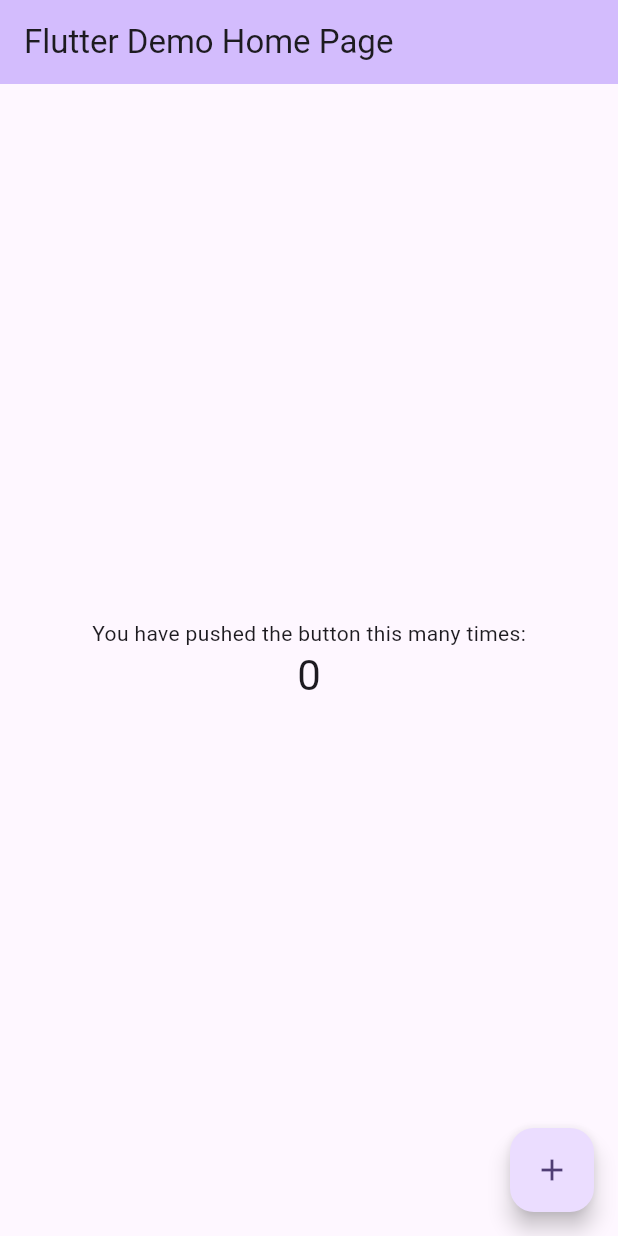
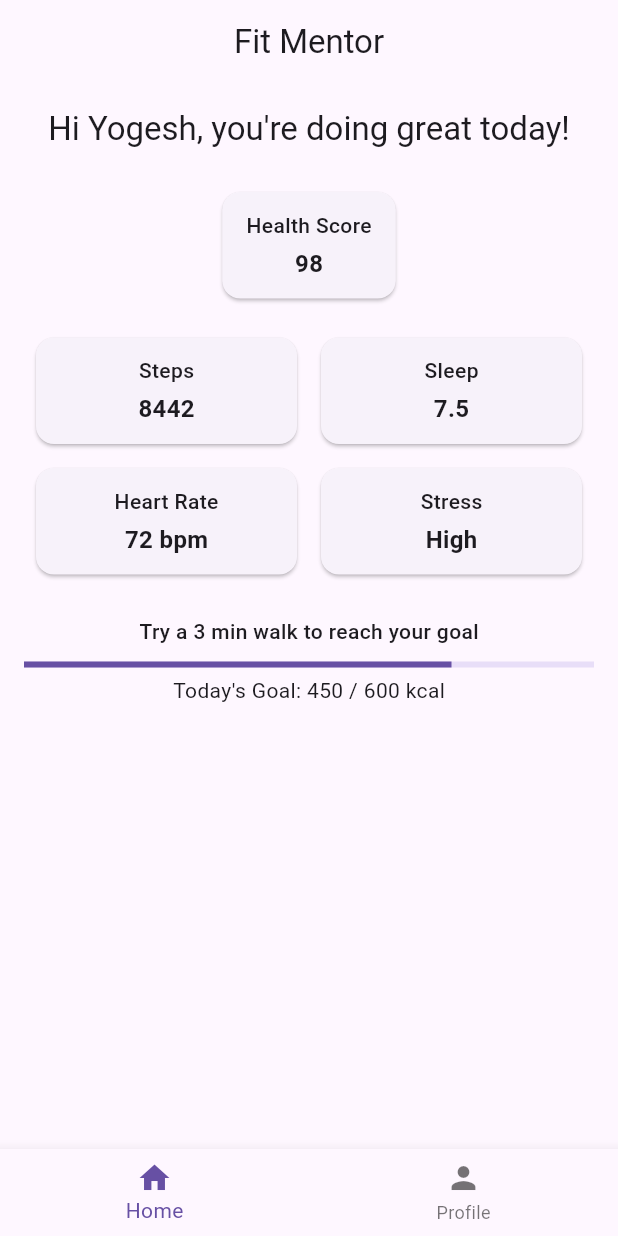
Before and after one commit to YogeshKumarYadav/FitMentor, a Flutter app: the screen it shows after launch, on a phone screen of 412 x 824 dp. Run offline on Flutter 3.47's test engine with Material 3 defaults, Android fonts, the phone set to English and light mode, and no system bars.

Commit message:
Home Screen, Widgets and Profile Page added

```diff
--- a/lib/app/app.dart
+++ b/lib/app/app.dart
@@ -0,0 +1,23 @@
+import 'package:flutter/material.dart';
+import 'slider.dart';
+
+class FitMentor extends StatelessWidget {
+  const FitMentor({super.key});
+
+  @override
+  Widget build(BuildContext context) {
+    // TODO: implement build
+    return MaterialApp(
+      title: "FitMentor",
+      theme: ThemeData(
+        // primarySwatch: Colors.deepPurple,
+        // scaffoldBackgroundColor: Colors.black,
+        textTheme: const TextTheme(
+          // bodyMedium: TextStyle(color: Colors.white),
+        ),
+      ),
+      debugShowCheckedModeBanner: false,
+      home: const SliderWidget(),
+    );
+  }
+}
--- /dev/null
+++ b/lib/app/slider.dart
@@ -0,0 +1,64 @@
+import 'package:flutter/material.dart';
+import '../constants/constant.dart';
+import '../data/models/user_profile.dart';
+import '../features/home.dart';
+import '../features/profile.dart';
+import '../features/suggestions.dart';
+
+class SliderWidget extends StatefulWidget {
+  const SliderWidget({super.key});
+
+  @override
+  State<SliderWidget> createState() => _SliderWidgetState();
+}
+
+class _SliderWidgetState extends State<SliderWidget> {
+  int cur_index = 0;
+  PageController pagecontroller = PageController(initialPage: 0);
+  final navigation_items = [
+    BottomNavigationBarItem(
+        icon: const Icon(Icons.home),
+        label: "Home",
+        backgroundColor: scaffoldBackgroundColor
+    ),
+    // BottomNavigationBarItem(
+    //     icon: const Icon(Icons.insights),
+    //     label: "Insights",
+    //     // backgroundColor: scaffoldBackgroundColor
+    // ),
+    BottomNavigationBarItem(
+        icon: const Icon(Icons.person),
+        label: "Profile",
+        backgroundColor: scaffoldBackgroundColor
+    ),
+  ];
+
+  @override
+  Widget build(BuildContext context) {
+    return Scaffold(
+      body: PageView(
+        controller: pagecontroller,
+        onPageChanged: (newindex) {
+          setState(() {
+            cur_index = newindex;
+          });
+        },
+        children: [
+          HomeScreen(),
+          ProfileScreen(profile: defaultUser),
+        ],
+      ),
+      bottomNavigationBar: BottomNavigationBar(
+          currentIndex: cur_index,
+          // fixedColor: Colors.white,
+          items: navigation_items,
+          onTap: (newIndex) {
+            setState(() {
+              pagecontroller.animateToPage(newIndex,
+                  duration: const Duration(milliseconds: 300),
+                  curve: Curves.easeIn);
+            });
+          }),
+    );
+  }
+}
--- /dev/null
+++ b/lib/constants/constant.dart
@@ -0,0 +1,16 @@
+import 'dart:ui';
+
+import '../data/models/user_profile.dart';
+
+Color scaffoldBackgroundColor = const Color(0xFF343541);
+Color cardColor = const Color(0xFF444654);
+
+final defaultUser = UserProfile(
+  id: 'U_00001',
+  name: 'Alex Carter',
+  age: 29,
+  gender: 'Male',
+  height: 175.0,
+  weight: 72.0,
+  medicalConditions: ['None'],
+);
--- a/lib/core/services/health_service.dart
+++ b/lib/core/services/health_service.dart
@@ -0,0 +1,26 @@
+import 'package:fit_mentor/data/models/health_stats.dart';
+
+class HealthService {
+
+  final health_stats = HealthStats(
+    steps: 8442,
+    sleep: 7.5,
+    heartRate: 72,
+    stress: STRESS.High,
+    calories: 450,
+  );
+
+  String getStress() {
+    return health_stats.stress.toString().split('.').last;
+  }
+
+  Map<String, dynamic> getTodayHealthData() {
+    return {
+      "steps": health_stats.steps,
+      "sleep": health_stats.sleep,
+      "heartRate": health_stats.heartRate,
+      "stress": getStress(),
+      "calories": health_stats.calories,
+    };
+  }
+}
--- /dev/null
+++ b/lib/data/models/health_stats.dart
@@ -0,0 +1,17 @@
+enum STRESS {Low, Moderate, High}
+
+class HealthStats {
+  final int steps;
+  final double sleep;
+  final int heartRate;
+  final STRESS stress;
+  final double calories;
+
+  HealthStats({
+    required this.steps,
+    required this.sleep,
+    required this.heartRate,
+    required this.stress,
+    required this.calories,
+  });
+}
--- a/lib/features/home.dart
+++ b/lib/features/home.dart
@@ -0,0 +1,46 @@
+import 'package:flutter/material.dart';
+import '../constants/constant.dart';
+import 'widgets/health_stat_card.dart';
+import '../core/services/health_service.dart';
+import '../ml/ml_service.dart';
+
+class HomeScreen extends StatelessWidget {
+  const HomeScreen({super.key});
+
+  @override
+  Widget build(BuildContext context) {
+    final healthData = HealthService().getTodayHealthData();
+    // final score = MLService().getHealthScore(healthData);
+    final score = 98; // will replace this with above line
+
+    return Scaffold(
+      // backgroundColor: cardColor,
+      appBar: AppBar(title: const Text('Fit Mentor'), centerTitle: true),
+      body: Padding(
+        padding: const EdgeInsets.all(16),
+        child: Column(
+          children: [
+            Text("Hi Yogesh, you're doing great today!", style: Theme.of(context).textTheme.titleLarge),
+            const SizedBox(height: 20),
+            HealthStatCard(title: "Health Score", value: "$score"),
+            const SizedBox(height: 10),
+            Row(children: [
+              Expanded(child: HealthStatCard(title: "Steps", value: healthData["steps"].toString())),
+              Expanded(child: HealthStatCard(title: "Sleep", value: healthData["sleep"].toString())),
+            ]),
+            Row(children: [
+              Expanded(child: HealthStatCard(title: "Heart Rate", value: "${healthData["heartRate"]} bpm")),
+              Expanded(child: HealthStatCard(title: "Stress", value: healthData["stress"])),
+            ]),
+            const SizedBox(height: 20),
+            const Text("Try a 3 min walk to reach your goal", style: TextStyle(fontWeight: FontWeight.w500)),
+            const SizedBox(height: 10),
+            LinearProgressIndicator(value: 450 / 600),
+            const SizedBox(height: 5),
+            const Text("Today's Goal: 450 / 600 kcal"),
+          ],
+        ),
+      ),
+    );
+  }
+}
--- a/lib/features/profile.dart
+++ b/lib/features/profile.dart
@@ -0,0 +1,24 @@
+import 'package:flutter/material.dart';
+import '../constants/constant.dart';
+import '../data/models/user_profile.dart';
+import 'widgets/profile_card.dart';
+
+class ProfileScreen extends StatelessWidget {
+  final UserProfile profile;
+
+  const ProfileScreen({super.key, required this.profile});
+
+  @override
+  Widget build(BuildContext context) {
+    return Scaffold(
+      // backgroundColor: cardColor,
+      appBar: AppBar(
+        title: const Text("Your Profile"),
+      ),
+      body: Padding(
+        padding: const EdgeInsets.all(16.0),
+        child: ProfileCard(profile: profile),
+      ),
+    );
+  }
+}
--- /dev/null
+++ b/lib/features/widgets/health_stat_card.dart
@@ -0,0 +1,25 @@
+import 'package:flutter/material.dart';
+
+class HealthStatCard extends StatelessWidget {
+  final String title;
+  final String value;
+
+  const   HealthStatCard({required this.title, required this.value, super.key});
+
+  @override
+  Widget build(BuildContext context) {
+    return Card(
+      margin: const EdgeInsets.all(8),
+      child: Padding(
+        padding: const EdgeInsets.symmetric(vertical: 12, horizontal: 16),
+        child: Column(
+          children: [
+            Text(title, style: const TextStyle(fontSize: 14, fontWeight: FontWeight.w500)),
+            const SizedBox(height: 4),
+            Text(value, style: const TextStyle(fontSize: 16, fontWeight: FontWeight.bold)),
+          ],
+        ),
+      ),
+    );
+  }
+}
--- a/lib/main.dart
+++ b/lib/main.dart
@@ -1,122 +1,6 @@
+import 'package:fit_mentor/app/app.dart';
 import 'package:flutter/material.dart';
 
 void main() {
-  runApp(const MyApp());
+  runApp(const FitMentor());
 }
-
-class MyApp extends StatelessWidget {
-  const MyApp({super.key});
-
-  // This widget is the root of your application.
-  @override
-  Widget build(BuildContext context) {
-    return MaterialApp(
-      title: 'Flutter Demo',
-      theme: ThemeData(
-        // This is the theme of your application.
-        //
-        // TRY THIS: Try running your application with "flutter run". You'll see
-        // the application has a purple toolbar. Then, without quitting the app,
-        // try changing the seedColor in the colorScheme below to Colors.green
-        // and then invoke "hot reload" (save your changes or press the "hot
-        // reload" button in a Flutter-supported IDE, or press "r" if you used
-        // the command line to start the app).
-        //
-        // Notice that the counter didn't reset back to zero; the application
-        // state is not lost during the reload. To reset the state, use hot
-        // restart instead.
-        //
-        // This works for code too, not just values: Most code changes can be
-        // tested with just a hot reload.
-        colorScheme: ColorScheme.fromSeed(seedColor: Colors.deepPurple),
-      ),
-      home: const MyHomePage(title: 'Flutter Demo Home Page'),
-    );
-  }
-}
-
-class MyHomePage extends StatefulWidget {
-  const MyHomePage({super.key, required this.title});
-
-  // This widget is the home page of your application. It is stateful, meaning
-  // that it has a State object (defined below) that contains fields that affect
-  // how it looks.
-
-  // This class is the configuration for the state. It holds the values (in this
-  // case the title) provided by the parent (in this case the App widget) and
-  // used by the build method of the State. Fields in a Widget subclass are
-  // always marked "final".
-
-  final String title;
-
-  @override
-  State<MyHomePage> createState() => _MyHomePageState();
-}
-
-class _MyHomePageState extends State<MyHomePage> {
-  int _counter = 0;
-
-  void _incrementCounter() {
-    setState(() {
-      // This call to setState tells the Flutter framework that something has
-      // changed in this State, which causes it to rerun the build method below
-      // so that the display can reflect the updated values. If we changed
-      // _counter without calling setState(), then the build method would not be
-      // called again, and so nothing would appear to happen.
-      _counter++;
-    });
-  }
-
-  @override
-  Widget build(BuildContext context) {
-    // This method is rerun every time setState is called, for instance as done
-    // by the _incrementCounter method above.
-    //
-    // The Flutter framework has been optimized to make rerunning build methods
-    // fast, so that you can just rebuild anything that needs updating rather
-    // than having to individually change instances of widgets.
-    return Scaffold(
-      appBar: AppBar(
-        // TRY THIS: Try changing the color here to a specific color (to
-        // Colors.amber, perhaps?) and trigger a hot reload to see the AppBar
-        // change color while the other colors stay the same.
-        backgroundColor: Theme.of(context).colorScheme.inversePrimary,
-        // Here we take the value from the MyHomePage object that was created by
-        // the App.build method, and use it to set our appbar title.
-        title: Text(widget.title),
-      ),
-      body: Center(
-        // Center is a layout widget. It takes a single child and positions it
-        // in the middle of the parent.
-        child: Column(
-          // Column is also a layout widget. It takes a list of children and
-          // arranges them vertically. By default, it sizes itself to fit its
-          // children horizontally, and tries to be as tall as its parent.
-          //
-          // Column has various properties to control how it sizes itself and
-          // how it positions its children. Here we use mainAxisAlignment to
-          // center the children vertically; the main axis here is the vertical
-          // axis because Columns are vertical (the cross axis would be
-          // horizontal).
-          //
-          // TRY THIS: Invoke "debug painting" (choose the "Toggle Debug Paint"
-          // action in the IDE, or press "p" in the console), to see the
-          // wireframe for each widget.
-          mainAxisAlignment: MainAxisAlignment.center,
-          children: <Widget>[
-            const Text('You have pushed the button this many times:'),
-            Text(
-              '$_counter',
-              style: Theme.of(context).textTheme.headlineMedium,
-            ),
-          ],
-        ),
-      ),
-      floatingActionButton: FloatingActionButton(
-        onPressed: _incrementCounter,
-        tooltip: 'Increment',
-        child: const Icon(Icons.add),
-      ), // This trailing comma makes auto-formatting nicer for build methods.
-    );
-  }
-}
```
Also changed, not shown: lib/data/models/user_profile.dart (added, +19 -0 lines), lib/features/widgets/profile_card.dart (added, +57 -0 lines), lib/ml/ml_service.dart (+13 -0 lines), lib/app/router.dart (deleted), 1 other file.
